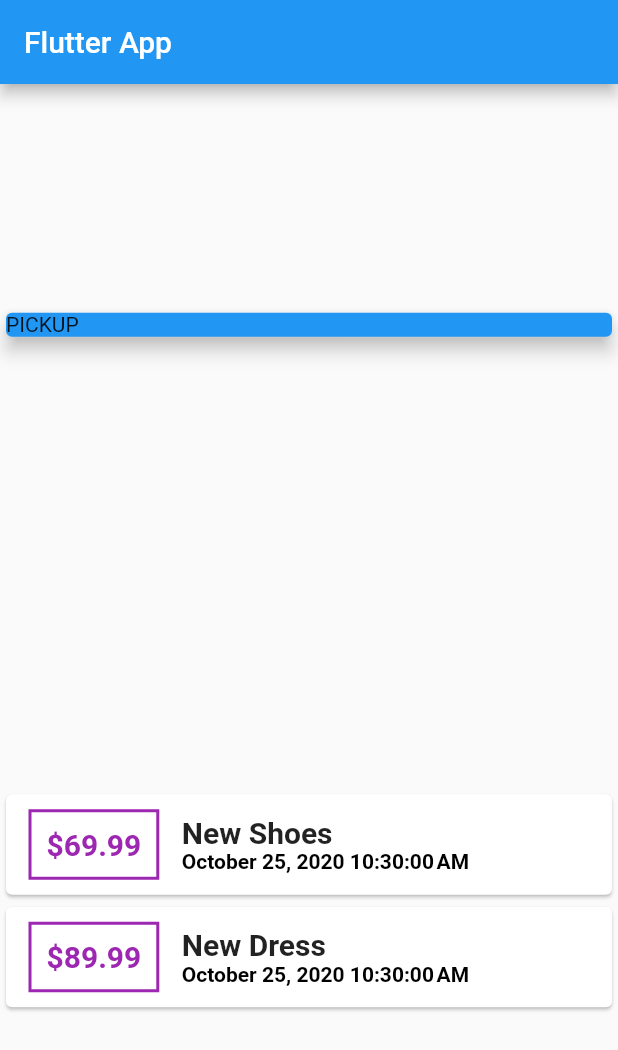
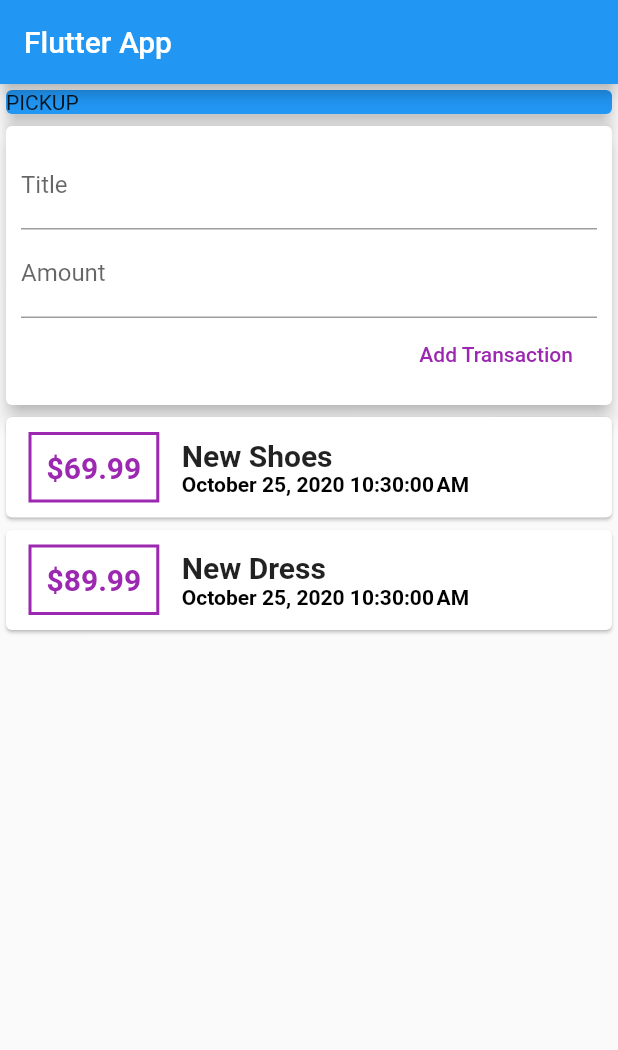
Before and after one commit to arvindnovem/Personal-Expenses-App, a Flutter app: the screen it shows after launch, on a phone screen of 412 x 824 dp. Shown: the top 1050 px of the screen. Run offline on Flutter 3.47's test engine with Material 2 defaults, Android fonts, the phone set to English and light mode, and no system bars.

Commit message:
Added user input field and button

```diff
--- a/lib/main.dart
+++ b/lib/main.dart
@@ -35,8 +35,7 @@ class MyHomePage extends StatelessWidget {
         appBar: AppBar(
           title: Text('Flutter App'),
         ),
-        body:
-            Column(mainAxisAlignment: MainAxisAlignment.spaceAround, children: [
+        body: Column(mainAxisAlignment: MainAxisAlignment.start, children: [
           Container(
               width: double.infinity,
               child: Card(
@@ -44,6 +43,28 @@ class MyHomePage extends StatelessWidget {
                 child: Text("PICKUP"),
                 elevation: 5,
               )),
+          Card(
+            elevation: 5,
+            child: Container(
+              padding: EdgeInsets.all(10),
+              child: Column(
+                crossAxisAlignment: CrossAxisAlignment.end,
+                children: [
+                  TextField(
+                    decoration: InputDecoration(labelText: 'Title'),
+                  ),
+                  TextField(
+                    decoration: InputDecoration(labelText: 'Amount'),
+                  ),
+                  FlatButton(
+                    child: Text("Add Transaction"),
+                    textColor: Colors.purple,
+                    onPressed: () {},
+                  ),
+                ],
+              ),
+            ),
+          ),
           Column(
               children: transactions.map((tx) {
             return Card(
```
